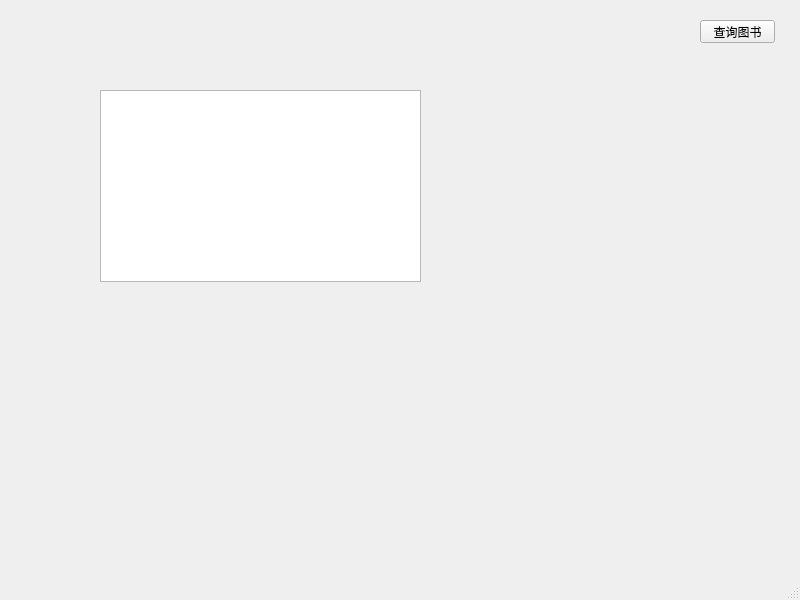
Above: manager.ui from Chan-ZJU/Library-Managing-System before the change. Below: the same form after it.
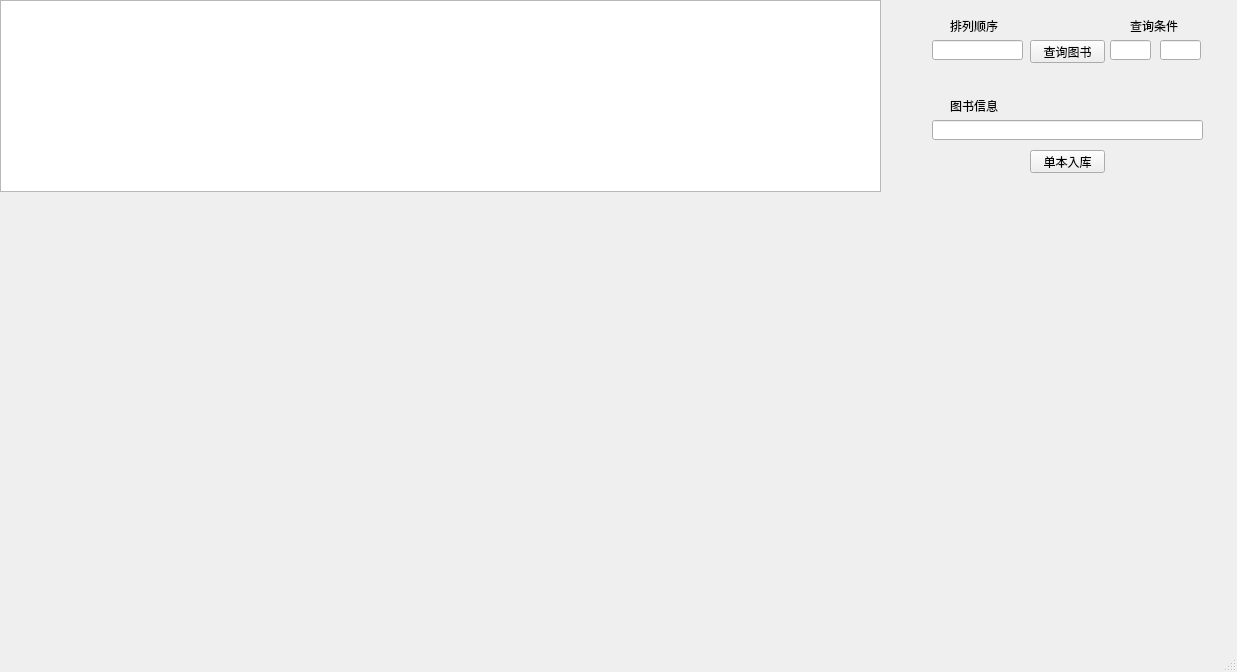
That is the form after the change.

Commit message: 登陆+图书查询实现

What changed in the file:
```diff
--- a/manager.ui
+++ b/manager.ui
@@ -6,8 +6,8 @@
    <rect>
     <x>0</x>
     <y>0</y>
-    <width>800</width>
-    <height>600</height>
+    <width>1237</width>
+    <height>672</height>
    </rect>
   </property>
   <property name="windowTitle">
@@ -17,8 +17,8 @@
    <widget class="QPushButton" name="BookQuery">
     <property name="geometry">
      <rect>
-      <x>700</x>
-      <y>20</y>
+      <x>1030</x>
+      <y>40</y>
       <width>75</width>
       <height>23</height>
      </rect>
@@ -30,13 +30,105 @@
    <widget class="QTableView" name="tableView">
     <property name="geometry">
      <rect>
-      <x>100</x>
-      <y>90</y>
-      <width>321</width>
+      <x>0</x>
+      <y>0</y>
+      <width>881</width>
       <height>192</height>
      </rect>
     </property>
    </widget>
+   <widget class="QPushButton" name="addOneBook">
+    <property name="geometry">
+     <rect>
+      <x>1030</x>
+      <y>150</y>
+      <width>75</width>
+      <height>23</height>
+     </rect>
+    </property>
+    <property name="text">
+     <string>单本入库</string>
+    </property>
+   </widget>
+   <widget class="QLineEdit" name="QueryCondition">
+    <property name="geometry">
+     <rect>
+      <x>932</x>
+      <y>40</y>
+      <width>91</width>
+      <height>20</height>
+     </rect>
+    </property>
+   </widget>
+   <widget class="QLineEdit" name="QueryOrder1">
+    <property name="geometry">
+     <rect>
+      <x>1110</x>
+      <y>40</y>
+      <width>41</width>
+      <height>20</height>
+     </rect>
+    </property>
+   </widget>
+   <widget class="QLabel" name="label">
+    <property name="geometry">
+     <rect>
+      <x>950</x>
+      <y>20</y>
+      <width>54</width>
+      <height>12</height>
+     </rect>
+    </property>
+    <property name="text">
+     <string>排列顺序</string>
+    </property>
+   </widget>
+   <widget class="QLabel" name="label_2">
+    <property name="geometry">
+     <rect>
+      <x>1130</x>
+      <y>20</y>
+      <width>54</width>
+      <height>12</height>
+     </rect>
+    </property>
+    <property name="text">
+     <string>查询条件</string>
+    </property>
+   </widget>
+   <widget class="QLineEdit" name="QueryOrder2">
+    <property name="geometry">
+     <rect>
+      <x>1160</x>
+      <y>40</y>
+      <width>41</width>
+      <height>20</height>
+     </rect>
+    </property>
+   </widget>
+   <widget class="QLineEdit" name="OneBookInfo">
+    <property name="geometry">
+     <rect>
+      <x>932</x>
+      <y>120</y>
+      <width>271</width>
+      <height>20</height>
+     </rect>
+    </property>
+   </widget>
+   <widget class="QLabel" name="label_3">
+    <property name="geometry">
+     <rect>
+      <x>950</x>
+      <y>100</y>
+      <width>54</width>
+      <height>12</height>
+     </rect>
+    </property>
+    <property name="text">
+     <string>图书信息</string>
+    </property>
+   </widget>
   </widget>
   <widget class="QMenuBar" name="menubar">
    <property name="geometry">
```
Left out of the diff: 4 changed lines with no effect on the pictures. The commit also changes 3 other files.
